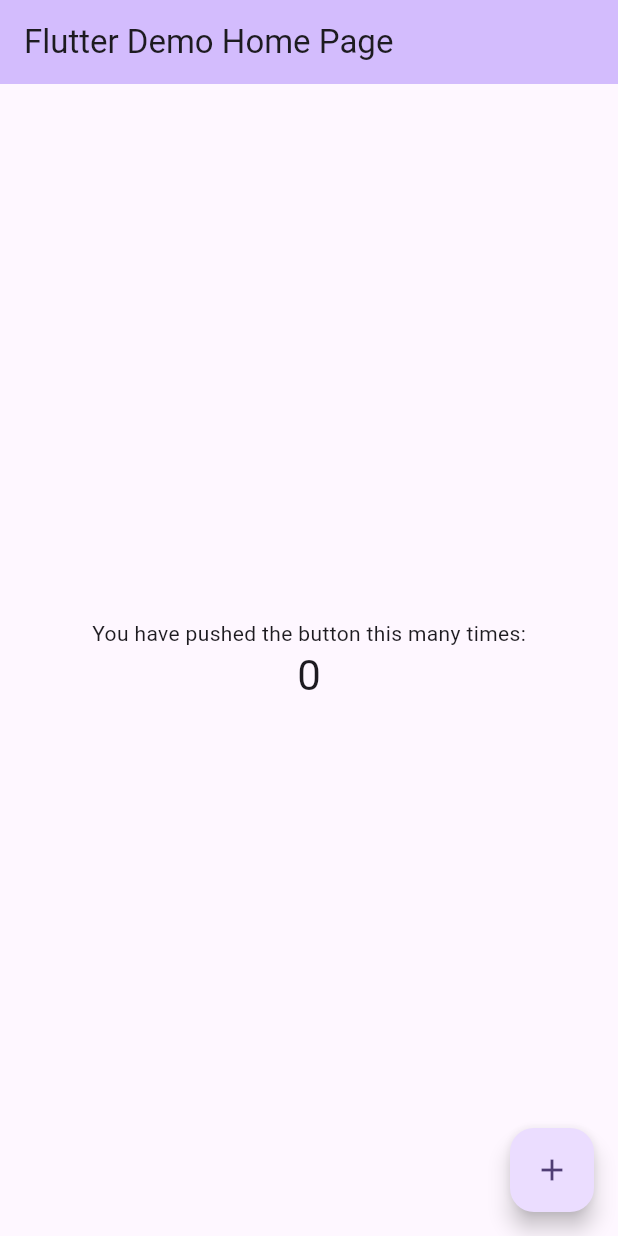
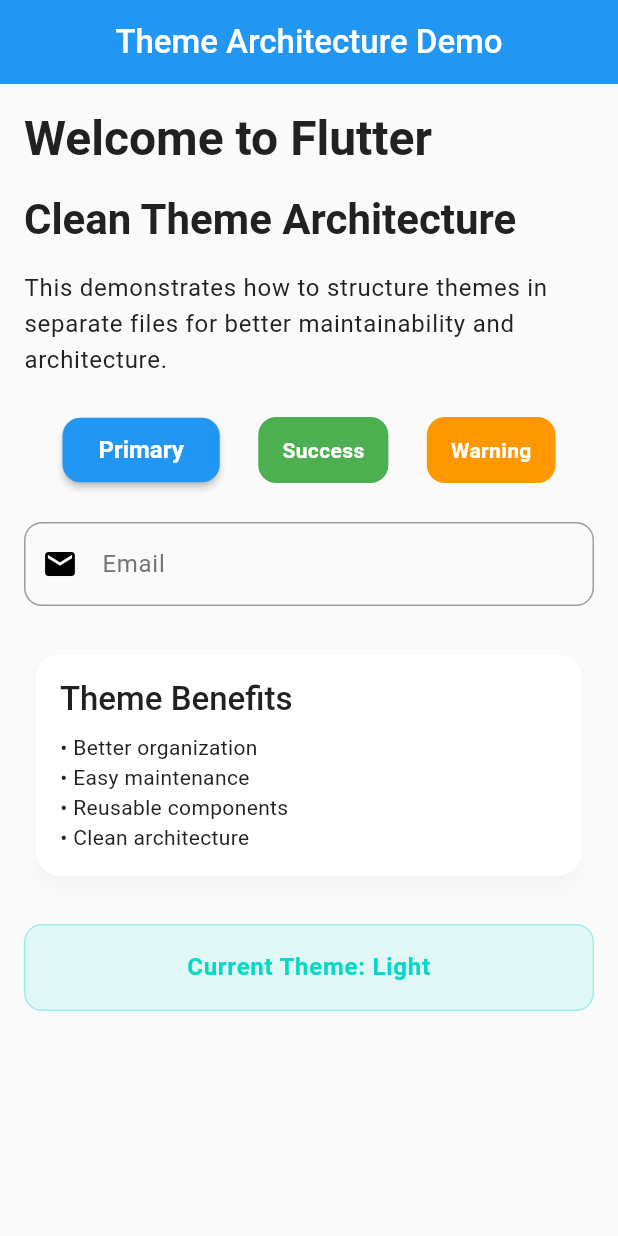
Before and after one commit to sohailokzz/Flutter-Resuable, a Flutter app: the screen it shows after launch, on a phone screen of 412 x 824 dp. Run offline on Flutter 3.47's test engine with Material 3 defaults, Android fonts, the phone set to English and light mode, and no system bars; our stand-ins replace google_fonts.

Commit message:
App Set up
App Set Up

```diff
--- a/lib/main.dart
+++ b/lib/main.dart
@@ -1,122 +1,162 @@
 import 'package:flutter/material.dart';
 
+import 'theme/app_theme.dart';
+import 'theme/theme_helper.dart';
+
 void main() {
-  runApp(const MyApp());
+  runApp(MyApp());
 }
 
 class MyApp extends StatelessWidget {
   const MyApp({super.key});
 
-  // This widget is the root of your application.
   @override
   Widget build(BuildContext context) {
     return MaterialApp(
-      title: 'Flutter Demo',
-      theme: ThemeData(
-        // This is the theme of your application.
-        //
-        // TRY THIS: Try running your application with "flutter run". You'll see
-        // the application has a purple toolbar. Then, without quitting the app,
-        // try changing the seedColor in the colorScheme below to Colors.green
-        // and then invoke "hot reload" (save your changes or press the "hot
-        // reload" button in a Flutter-supported IDE, or press "r" if you used
-        // the command line to start the app).
-        //
-        // Notice that the counter didn't reset back to zero; the application
-        // state is not lost during the reload. To reset the state, use hot
-        // restart instead.
-        //
-        // This works for code too, not just values: Most code changes can be
-        // tested with just a hot reload.
-        colorScheme: ColorScheme.fromSeed(seedColor: Colors.deepPurple),
-      ),
-      home: const MyHomePage(title: 'Flutter Demo Home Page'),
+      title: 'Flutter Theme Architecture',
+      debugShowCheckedModeBanner: false,
+
+      // Use separated theme files
+      theme: AppTheme.lightTheme,
+      darkTheme: AppTheme.darkTheme,
+      themeMode: ThemeMode.system,
+
+      home: MyHomePage(),
     );
   }
 }
 
-class MyHomePage extends StatefulWidget {
-  const MyHomePage({super.key, required this.title});
-
-  // This widget is the home page of your application. It is stateful, meaning
-  // that it has a State object (defined below) that contains fields that affect
-  // how it looks.
-
-  // This class is the configuration for the state. It holds the values (in this
-  // case the title) provided by the parent (in this case the App widget) and
-  // used by the build method of the State. Fields in a Widget subclass are
-  // always marked "final".
-
-  final String title;
-
-  @override
-  State<MyHomePage> createState() => _MyHomePageState();
-}
-
-class _MyHomePageState extends State<MyHomePage> {
-  int _counter = 0;
-
-  void _incrementCounter() {
-    setState(() {
-      // This call to setState tells the Flutter framework that something has
-      // changed in this State, which causes it to rerun the build method below
-      // so that the display can reflect the updated values. If we changed
-      // _counter without calling setState(), then the build method would not be
-      // called again, and so nothing would appear to happen.
-      _counter++;
-    });
-  }
+class MyHomePage extends StatelessWidget {
+  const MyHomePage({super.key});
 
   @override
   Widget build(BuildContext context) {
-    // This method is rerun every time setState is called, for instance as done
-    // by the _incrementCounter method above.
-    //
-    // The Flutter framework has been optimized to make rerunning build methods
-    // fast, so that you can just rebuild anything that needs updating rather
-    // than having to individually change instances of widgets.
+    final customColors = ThemeHelper.getCustomColors(context);
+    final theme = Theme.of(context);
+
     return Scaffold(
       appBar: AppBar(
-        // TRY THIS: Try changing the color here to a specific color (to
-        // Colors.amber, perhaps?) and trigger a hot reload to see the AppBar
-        // change color while the other colors stay the same.
-        backgroundColor: Theme.of(context).colorScheme.inversePrimary,
-        // Here we take the value from the MyHomePage object that was created by
-        // the App.build method, and use it to set our appbar title.
-        title: Text(widget.title),
+        title: Text(
+          'Theme Architecture Demo',
+          style: theme.textTheme.titleLarge!.copyWith(
+            color: theme.colorScheme.onPrimary,
+          ),
+        ),
       ),
-      body: Center(
-        // Center is a layout widget. It takes a single child and positions it
-        // in the middle of the parent.
+      body: SingleChildScrollView(
+        padding: EdgeInsets.all(16),
         child: Column(
-          // Column is also a layout widget. It takes a list of children and
-          // arranges them vertically. By default, it sizes itself to fit its
-          // children horizontally, and tries to be as tall as its parent.
-          //
-          // Column has various properties to control how it sizes itself and
-          // how it positions its children. Here we use mainAxisAlignment to
-          // center the children vertically; the main axis here is the vertical
-          // axis because Columns are vertical (the cross axis would be
-          // horizontal).
-          //
-          // TRY THIS: Invoke "debug painting" (choose the "Toggle Debug Paint"
-          // action in the IDE, or press "p" in the console), to see the
-          // wireframe for each widget.
-          mainAxisAlignment: MainAxisAlignment.center,
-          children: <Widget>[
-            const Text('You have pushed the button this many times:'),
+          crossAxisAlignment: CrossAxisAlignment.stretch,
+          children: [
+            Text('Welcome to Flutter', style: theme.textTheme.headlineLarge),
+            SizedBox(height: 16),
             Text(
-              '$_counter',
-              style: Theme.of(context).textTheme.headlineMedium,
+              'Clean Theme Architecture',
+              style: theme.textTheme.headlineMedium,
+            ),
+            SizedBox(height: 16),
+            Text(
+              'This demonstrates how to structure themes in separate files for better maintainability and architecture.',
+              style: theme.textTheme.bodyLarge,
+            ),
+            SizedBox(height: 24),
+
+            // Buttons Row
+            Row(
+              mainAxisAlignment: MainAxisAlignment.spaceEvenly,
+              children: [
+                ElevatedButton(onPressed: () {}, child: Text('Primary')),
+                Container(
+                  padding: EdgeInsets.symmetric(horizontal: 16, vertical: 12),
+                  decoration: BoxDecoration(
+                    color: customColors.success,
+                    borderRadius: BorderRadius.circular(12),
+                  ),
+                  child: Text(
+                    'Success',
+                    style: TextStyle(
+                      color: Colors.white,
+                      fontWeight: FontWeight.w600,
+                    ),
+                  ),
+                ),
+                Container(
+                  padding: EdgeInsets.symmetric(horizontal: 16, vertical: 12),
+                  decoration: BoxDecoration(
+                    color: customColors.warning,
+                    borderRadius: BorderRadius.circular(12),
+                  ),
+                  child: Text(
+                    'Warning',
+                    style: TextStyle(
+                      color: Colors.white,
+                      fontWeight: FontWeight.w600,
+                    ),
+                  ),
+                ),
+              ],
+            ),
+
+            SizedBox(height: 24),
+
+            // Text Field
+            TextField(
+              decoration: InputDecoration(
+                labelText: 'Email',
+                hintText: 'Enter your email',
+                prefixIcon: Icon(Icons.email),
+              ),
+            ),
+
+            SizedBox(height: 24),
+
+            // Card
+            Card(
+              child: Padding(
+                padding: EdgeInsets.all(16),
+                child: Column(
+                  crossAxisAlignment: CrossAxisAlignment.start,
+                  children: [
+                    Text(
+                      'Theme Benefits',
+                      style: Theme.of(context).textTheme.titleLarge,
+                    ),
+                    SizedBox(height: 8),
+                    Text(
+                      '• Better organization\n• Easy maintenance\n• Reusable components\n• Clean architecture',
+                      style: Theme.of(context).textTheme.bodyMedium,
+                    ),
+                  ],
+                ),
+              ),
+            ),
+
+            SizedBox(height: 24),
+
+            // Theme Status
+            Container(
+              padding: EdgeInsets.all(16),
+              decoration: BoxDecoration(
+                color: Theme.of(context).colorScheme.secondary.withOpacity(0.1),
+                borderRadius: BorderRadius.circular(12),
+                border: Border.all(
+                  color: Theme.of(
+                    context,
+                  ).colorScheme.secondary.withOpacity(0.3),
+                ),
+              ),
+              child: Text(
+                'Current Theme: ${ThemeHelper.isDarkMode(context) ? 'Dark' : 'Light'}',
+                style: Theme.of(context).textTheme.bodyLarge?.copyWith(
+                  fontWeight: FontWeight.w600,
+                  color: Theme.of(context).colorScheme.secondary,
+                ),
+                textAlign: TextAlign.center,
+              ),
             ),
           ],
         ),
       ),
-      floatingActionButton: FloatingActionButton(
-        onPressed: _incrementCounter,
-        tooltip: 'Increment',
-        child: const Icon(Icons.add),
-      ), // This trailing comma makes auto-formatting nicer for build methods.
     );
   }
 }
--- /dev/null
+++ b/lib/theme/app_colors.dart
@@ -0,0 +1,32 @@
+import 'package:flutter/material.dart';
+
+class AppColors {
+  // Light Theme Colors
+  static const Color lightPrimary = Color(0xFF2196F3);
+  static const Color lightOnPrimary = Colors.white;
+  static const Color lightSecondary = Color(0xFF03DAC6);
+  static const Color lightOnSecondary = Colors.black;
+  static const Color lightBackground = Color(0xFFFAFAFA);
+  static const Color lightSurface = Colors.white;
+  static const Color lightError = Color(0xFFB00020);
+
+  // Dark Theme Colors
+  static const Color darkPrimary = Color(0xFF90CAF9);
+  static const Color darkOnPrimary = Colors.black;
+  static const Color darkSecondary = Color(0xFF03DAC6);
+  static const Color darkOnSecondary = Colors.black;
+  static const Color darkBackground = Color(0xFF121212);
+  static const Color darkSurface = Color(0xFF1E1E1E);
+  static const Color darkError = Color(0xFFCF6679);
+
+  // Custom Colors
+  static const Color success = Color(0xFF4CAF50);
+  static const Color warning = Color(0xFFFF9800);
+  static const Color info = Color(0xFF2196F3);
+
+  // Text Colors
+  static const Color lightTextPrimary = Color(0xFF212121);
+  static const Color lightTextSecondary = Color(0xFF757575);
+  static const Color darkTextPrimary = Colors.white;
+  static const Color darkTextSecondary = Color(0xFFB3B3B3);
+}
--- /dev/null
+++ b/lib/theme/app_text_styles.dart
@@ -0,0 +1,167 @@
+import 'package:flutter/material.dart';
+import 'package:google_fonts/google_fonts.dart';
+import 'app_colors.dart';
+
+class AppTextStyles {
+  // Base font family
+  static String get fontFamily =>
+      'Roboto'; // or GoogleFonts.roboto().fontFamily!
+
+  // Light Theme Text Styles
+  static TextTheme lightTextTheme = TextTheme(
+    displayLarge: GoogleFonts.roboto(
+      fontSize: 57,
+      fontWeight: FontWeight.w400,
+      color: AppColors.lightTextPrimary,
+    ),
+    displayMedium: GoogleFonts.roboto(
+      fontSize: 45,
+      fontWeight: FontWeight.w400,
+      color: AppColors.lightTextPrimary,
+    ),
+    displaySmall: GoogleFonts.roboto(
+      fontSize: 36,
+      fontWeight: FontWeight.w400,
+      color: AppColors.lightTextPrimary,
+    ),
+    headlineLarge: GoogleFonts.roboto(
+      fontSize: 32,
+      fontWeight: FontWeight.w600,
+      color: AppColors.lightTextPrimary,
+    ),
+    headlineMedium: GoogleFonts.roboto(
+      fontSize: 28,
+      fontWeight: FontWeight.w600,
+      color: AppColors.lightTextPrimary,
+    ),
+    headlineSmall: GoogleFonts.roboto(
+      fontSize: 24,
+      fontWeight: FontWeight.w600,
+      color: AppColors.lightTextPrimary,
+    ),
+    titleLarge: GoogleFonts.roboto(
+      fontSize: 22,
+      fontWeight: FontWeight.w500,
+      color: AppColors.lightTextPrimary,
+    ),
+    titleMedium: GoogleFonts.roboto(
+      fontSize: 16,
+      fontWeight: FontWeight.w500,
+      color: AppColors.lightTextPrimary,
+    ),
+    titleSmall: GoogleFonts.roboto(
+      fontSize: 14,
+      fontWeight: FontWeight.w500,
+      color: AppColors.lightTextPrimary,
+    ),
+    bodyLarge: GoogleFonts.roboto(
+      fontSize: 16,
+      fontWeight: FontWeight.w400,
+      color: AppColors.lightTextPrimary,
+    ),
+    bodyMedium: GoogleFonts.roboto(
+      fontSize: 14,
+      fontWeight: FontWeight.w400,
+      color: AppColors.lightTextPrimary,
+    ),
+    bodySmall: GoogleFonts.roboto(
+      fontSize: 12,
+      fontWeight: FontWeight.w400,
+      color: AppColors.lightTextSecondary,
+    ),
+    labelLarge: GoogleFonts.roboto(
+      fontSize: 14,
+      fontWeight: FontWeight.w500,
+      color: AppColors.lightTextPrimary,
+    ),
+    labelMedium: GoogleFonts.roboto(
+      fontSize: 12,
+      fontWeight: FontWeight.w500,
+      color: AppColors.lightTextPrimary,
+    ),
+    labelSmall: GoogleFonts.roboto(
+      fontSize: 11,
+      fontWeight: FontWeight.w500,
+      color: AppColors.lightTextSecondary,
+    ),
+  );
+
+  // Dark Theme Text Styles
+  static TextTheme darkTextTheme = TextTheme(
+    displayLarge: GoogleFonts.roboto(
+      fontSize: 57,
+      fontWeight: FontWeight.w400,
+      color: AppColors.darkTextPrimary,
+    ),
+    displayMedium: GoogleFonts.roboto(
+      fontSize: 45,
+      fontWeight: FontWeight.w400,
+      color: AppColors.darkTextPrimary,
+    ),
+    displaySmall: GoogleFonts.roboto(
+      fontSize: 36,
+      fontWeight: FontWeight.w400,
+      color: AppColors.darkTextPrimary,
+    ),
+    headlineLarge: GoogleFonts.roboto(
+      fontSize: 32,
+      fontWeight: FontWeight.w600,
+      color: AppColors.darkTextPrimary,
+    ),
+    headlineMedium: GoogleFonts.roboto(
+      fontSize: 28,
+      fontWeight: FontWeight.w600,
+      color: AppColors.darkTextPrimary,
+    ),
+    headlineSmall: GoogleFonts.roboto(
+      fontSize: 24,
+      fontWeight: FontWeight.w600,
+      color: AppColors.darkTextPrimary,
+    ),
+    titleLarge: GoogleFonts.roboto(
+      fontSize: 22,
+      fontWeight: FontWeight.w500,
+      color: AppColors.darkTextPrimary,
+    ),
+    titleMedium: GoogleFonts.roboto(
+      fontSize: 16,
+      fontWeight: FontWeight.w500,
+      color: AppColors.darkTextPrimary,
+    ),
+    titleSmall: GoogleFonts.roboto(
+      fontSize: 14,
+      fontWeight: FontWeight.w500,
+      color: AppColors.darkTextPrimary,
+    ),
+    bodyLarge: GoogleFonts.roboto(
+      fontSize: 16,
+      fontWeight: FontWeight.w400,
+      color: AppColors.darkTextPrimary,
+    ),
+    bodyMedium: GoogleFonts.roboto(
+      fontSize: 14,
+      fontWeight: FontWeight.w400,
+      color: AppColors.darkTextPrimary,
+    ),
+    bodySmall: GoogleFonts.roboto(
+      fontSize: 12,
+      fontWeight: FontWeight.w400,
+      color: AppColors.darkTextSecondary,
+    ),
+    labelLarge: GoogleFonts.roboto(
+      fontSize: 14,
+      fontWeight: FontWeight.w500,
+      color: AppColors.darkTextPrimary,
+    ),
+    labelMedium: GoogleFonts.roboto(
+      fontSize: 12,
+      fontWeight: FontWeight.w500,
+      color: AppColors.darkTextPrimary,
+    ),
+    labelSmall: GoogleFonts.roboto(
+      fontSize: 11,
+      fontWeight: FontWeight.w500,
+      color: AppColors.darkTextSecondary,
+    ),
+  );
+}
--- /dev/null
+++ b/lib/theme/app_theme.dart
@@ -0,0 +1,88 @@
+import 'package:flutter/material.dart';
+
+import 'app_colors.dart';
+import 'app_text_styles.dart';
+import 'app_theme_extensions.dart';
+import 'components_theme.dart';
+
+class AppTheme {
+  // Light Theme
+  static ThemeData lightTheme = ThemeData(
+    brightness: Brightness.light,
+    useMaterial3: true,
+
+    // Color Scheme
+    colorScheme: const ColorScheme.light(
+      primary: AppColors.lightPrimary,
+      onPrimary: AppColors.lightOnPrimary,
+      secondary: AppColors.lightSecondary,
+      onSecondary: AppColors.lightOnSecondary,
+      surface: AppColors.lightSurface,
+      error: AppColors.lightError,
+    ),
+
+    // Scaffold
+    scaffoldBackgroundColor: AppColors.lightBackground,
+
+    // Text Theme
+    textTheme: AppTextStyles.lightTextTheme,
+
+    // Component Themes
+    appBarTheme: ComponentThemes.lightAppBarTheme,
+    elevatedButtonTheme: ComponentThemes.lightElevatedButtonTheme,
+    inputDecorationTheme: ComponentThemes.lightInputDecorationTheme,
+    cardTheme: ComponentThemes.lightCardTheme,
+    bottomNavigationBarTheme: ComponentThemes.lightBottomNavTheme,
+
+    // Extensions
+    extensions: <ThemeExtension<dynamic>>[
+      const AppCustomColors(
+        success: AppColors.success,
+        warning: AppColors.warning,
+        info: AppColors.info,
+        cardShadow: Colors.black12,
+        divider: Colors.grey,
+      ),
+    ],
+  );
+
+  // Dark Theme
+  static ThemeData darkTheme = ThemeData(
+    brightness: Brightness.dark,
+    useMaterial3: true,
+
+    // Color Scheme
+    colorScheme: const ColorScheme.dark(
+      primary: AppColors.darkPrimary,
+      onPrimary: AppColors.darkOnPrimary,
+      secondary: AppColors.darkSecondary,
+      onSecondary: AppColors.darkOnSecondary,
+      surface: AppColors.darkSurface,
+      error: AppColors.darkError,
+    ),
+
+    // Scaffold
+    scaffoldBackgroundColor: AppColors.darkBackground,
+
+    // Text Theme
+    textTheme: AppTextStyles.darkTextTheme,
+
+    // Component Themes
+    appBarTheme: ComponentThemes.darkAppBarTheme,
+    elevatedButtonTheme: ComponentThemes.darkElevatedButtonTheme,
+    inputDecorationTheme: ComponentThemes.darkInputDecorationTheme,
+    cardTheme: ComponentThemes.darkCardTheme,
+    bottomNavigationBarTheme: ComponentThemes.darkBottomNavTheme,
+
+    // Extensions
+    extensions: <ThemeExtension<dynamic>>[
+      const AppCustomColors(
+        success: AppColors.success,
+        warning: AppColors.warning,
+        info: AppColors.info,
+        cardShadow: Colors.black38,
+        divider: Colors.grey,
+      ),
+    ],
+  );
+}
--- /dev/null
+++ b/lib/theme/app_theme_extensions.dart
@@ -0,0 +1,50 @@
+// File: lib/themes/app_theme_extensions.dart
+import 'package:flutter/material.dart';
+
+@immutable
+class AppCustomColors extends ThemeExtension<AppCustomColors> {
+  final Color? success;
+  final Color? warning;
+  final Color? info;
+  final Color? cardShadow;
+  final Color? divider;
+
+  const AppCustomColors({
+    this.success,
+    this.warning,
+    this.info,
+    this.cardShadow,
+    this.divider,
+  });
+
+  @override
+  AppCustomColors copyWith({
+    Color? success,
+    Color? warning,
+    Color? info,
+    Color? cardShadow,
+    Color? divider,
+  }) {
+    return AppCustomColors(
+      success: success ?? this.success,
+      warning: warning ?? this.warning,
+      info: info ?? this.info,
+      cardShadow: cardShadow ?? this.cardShadow,
+      divider: divider ?? this.divider,
+    );
+  }
+
+  @override
+  AppCustomColors lerp(ThemeExtension<AppCustomColors>? other, double t) {
+    if (other is! AppCustomColors) {
+      return this;
+    }
+    return AppCustomColors(
+      success: Color.lerp(success, other.success, t),
+      warning: Color.lerp(warning, other.warning, t),
+      info: Color.lerp(info, other.info, t),
+      cardShadow: Color.lerp(cardShadow, other.cardShadow, t),
+      divider: Color.lerp(divider, other.divider, t),
+    );
+  }
+}
--- /dev/null
+++ b/lib/theme/components_theme.dart
@@ -0,0 +1,149 @@
+import 'package:flutter/material.dart';
+import 'app_colors.dart';
+
+class ComponentThemes {
+  // AppBar Theme
+  static AppBarTheme lightAppBarTheme = const AppBarTheme(
+    backgroundColor: AppColors.lightPrimary,
+    foregroundColor: AppColors.lightOnPrimary,
+    elevation: 2,
+    centerTitle: true,
+    titleTextStyle: TextStyle(
+      fontSize: 20,
+      fontWeight: FontWeight.w600,
+      color: AppColors.lightOnPrimary,
+    ),
+    iconTheme: IconThemeData(color: AppColors.lightOnPrimary),
+  );
+
+  static AppBarTheme darkAppBarTheme = const AppBarTheme(
+    backgroundColor: AppColors.darkSurface,
+    foregroundColor: AppColors.darkOnPrimary,
+    elevation: 2,
+    centerTitle: true,
+    titleTextStyle: TextStyle(
+      fontSize: 20,
+      fontWeight: FontWeight.w600,
+      color: AppColors.darkTextPrimary,
+    ),
+    iconTheme: IconThemeData(color: AppColors.darkTextPrimary),
+  );
+
+  // Elevated Button Theme
+  static ElevatedButtonThemeData lightElevatedButtonTheme =
+      ElevatedButtonThemeData(
+        style: ElevatedButton.styleFrom(
+          backgroundColor: AppColors.lightPrimary,
+          foregroundColor: AppColors.lightOnPrimary,
+          elevation: 2,
+          padding: const EdgeInsets.symmetric(horizontal: 24, vertical: 12),
+          shape: RoundedRectangleBorder(
+            borderRadius: BorderRadius.circular(12),
+          ),
+          textStyle: const TextStyle(fontSize: 16, fontWeight: FontWeight.w600),
+        ),
+      );
+
+  static ElevatedButtonThemeData darkElevatedButtonTheme =
+      ElevatedButtonThemeData(
+        style: ElevatedButton.styleFrom(
+          backgroundColor: AppColors.darkPrimary,
+          foregroundColor: AppColors.darkOnPrimary,
+          elevation: 2,
+          padding: const EdgeInsets.symmetric(horizontal: 24, vertical: 12),
+          shape: RoundedRectangleBorder(
+            borderRadius: BorderRadius.circular(12),
+          ),
+          textStyle: const TextStyle(fontSize: 16, fontWeight: FontWeight.w600),
+        ),
+      );
+
+  // Input Decoration Theme
+  static InputDecorationTheme lightInputDecorationTheme = InputDecorationTheme(
+    border: OutlineInputBorder(
+      borderRadius: BorderRadius.circular(12),
+      borderSide: const BorderSide(color: Colors.grey),
+    ),
+    enabledBorder: OutlineInputBorder(
+      borderRadius: BorderRadius.circular(12),
+      borderSide: const BorderSide(color: Colors.grey),
+    ),
+    focusedBorder: OutlineInputBorder(
+      borderRadius: BorderRadius.circular(12),
+      borderSide: const BorderSide(color: AppColors.lightPrimary, width: 2),
+    ),
+    errorBorder: OutlineInputBorder(
+      borderRadius: BorderRadius.circular(12),
+      borderSide: const BorderSide(color: AppColors.lightError, width: 2),
+    ),
+    focusedErrorBorder: OutlineInputBorder(
+      borderRadius: BorderRadius.circular(12),
+      borderSide: const BorderSide(color: AppColors.lightError, width: 2),
+    ),
+    labelStyle: const TextStyle(color: AppColors.lightTextSecondary),
+    hintStyle: const TextStyle(color: AppColors.lightTextSecondary),
+    contentPadding: const EdgeInsets.all(16),
+  );
+
+  static InputDecorationTheme darkInputDecorationTheme = InputDecorationTheme(
+    border: OutlineInputBorder(
+      borderRadius: BorderRadius.circular(12),
+      borderSide: const BorderSide(color: Colors.grey),
+    ),
+    enabledBorder: OutlineInputBorder(
+      borderRadius: BorderRadius.circular(12),
+      borderSide: const BorderSide(color: Colors.grey),
+    ),
+    focusedBorder: OutlineInputBorder(
+      borderRadius: BorderRadius.circular(12),
+      borderSide: const BorderSide(color: AppColors.darkPrimary, width: 2),
+    ),
+    errorBorder: OutlineInputBorder(
+      borderRadius: BorderRadius.circular(12),
+      borderSide: const BorderSide(color: AppColors.darkError, width: 2),
+    ),
+    focusedErrorBorder: OutlineInputBorder(
+      borderRadius: BorderRadius.circular(12),
+      borderSide: const BorderSide(color: AppColors.darkError, width: 2),
+    ),
+    labelStyle: const TextStyle(color: AppColors.darkTextSecondary),
+    hintStyle: const TextStyle(color: AppColors.darkTextSecondary),
+    contentPadding: const EdgeInsets.all(16),
+  );
+
+  // Card Theme
+  static CardThemeData lightCardTheme = CardThemeData(
+    elevation: 4,
+    color: AppColors.lightSurface,
+    shadowColor: Colors.black.withOpacity(0.1),
+    shape: RoundedRectangleBorder(borderRadius: BorderRadius.circular(16)),
+    margin: const EdgeInsets.all(8),
+  );
+
+  static CardThemeData darkCardTheme = CardThemeData(
+    elevation: 4,
+    color: AppColors.darkSurface,
+    shadowColor: Colors.black.withOpacity(0.3),
+    shape: RoundedRectangleBorder(borderRadius: BorderRadius.circular(16)),
+    margin: const EdgeInsets.all(8),
+  );
+
+  // Bottom Navigation Bar Theme
+  static BottomNavigationBarThemeData lightBottomNavTheme =
+      const BottomNavigationBarThemeData(
+        backgroundColor: AppColors.lightSurface,
+        selectedItemColor: AppColors.lightPrimary,
+        unselectedItemColor: AppColors.lightTextSecondary,
+        type: BottomNavigationBarType.fixed,
+        elevation: 8,
+      );
+
+  static BottomNavigationBarThemeData darkBottomNavTheme =
+      const BottomNavigationBarThemeData(
+        backgroundColor: AppColors.darkSurface,
+        selectedItemColor: AppColors.darkPrimary,
+        unselectedItemColor: AppColors.darkTextSecondary,
+        type: BottomNavigationBarType.fixed,
+        elevation: 8,
+      );
+}
--- /dev/null
+++ b/lib/theme/theme_helper.dart
@@ -0,0 +1,25 @@
+// File: lib/themes/theme_helper.dart
+import 'package:flutter/material.dart';
+
+import 'app_theme_extensions.dart';
+
+class ThemeHelper {
+  // Get custom colors extension
+  static AppCustomColors getCustomColors(BuildContext context) {
+    return Theme.of(context).extension<AppCustomColors>()!;
+  }
+
+  // Check if current theme is dark
+  static bool isDarkMode(BuildContext context) {
+    return Theme.of(context).brightness == Brightness.dark;
+  }
+
+  // Get appropriate color based on theme
+  static Color getAdaptiveColor(
+    BuildContext context,
+    Color lightColor,
+    Color darkColor,
+  ) {
+    return isDarkMode(context) ? darkColor : lightColor;
+  }
+}
--- a/pubspec.yaml
+++ b/pubspec.yaml
@@ -34,6 +34,7 @@
   # The following adds the Cupertino Icons font to your application.
   # Use with the CupertinoIcons class for iOS style icons.
   cupertino_icons: ^1.0.8
+  google_fonts: ^6.3.1
 
 dev_dependencies:
   flutter_test:
```
Also changed, not shown: pubspec.lock, 7 other files.
